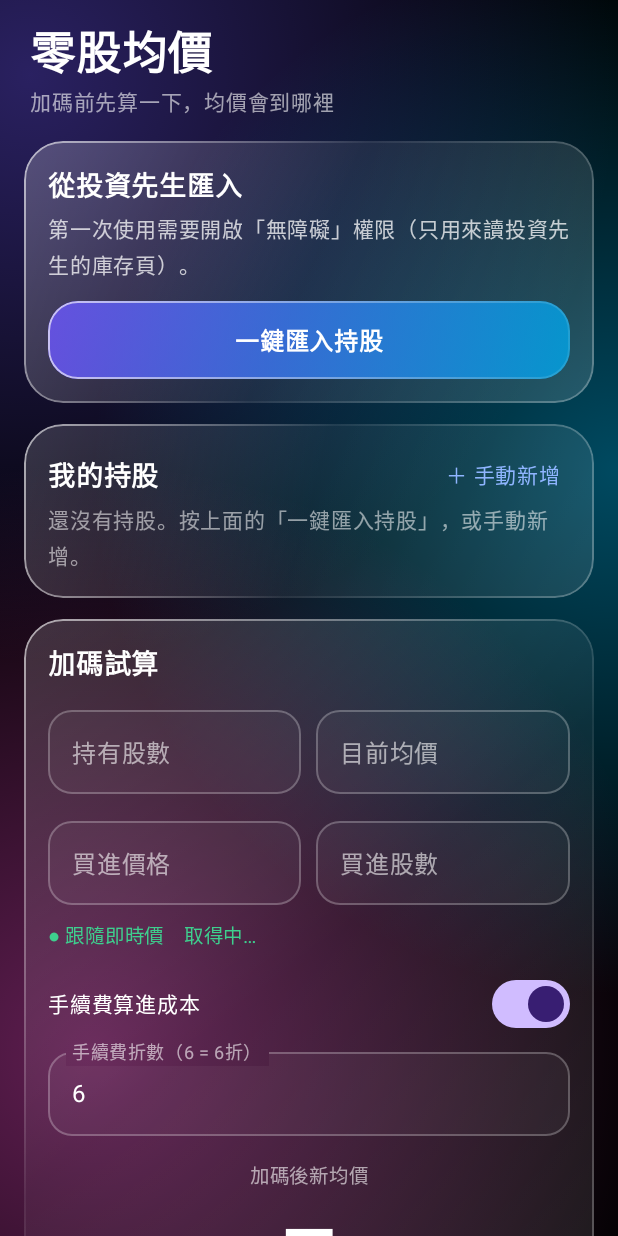
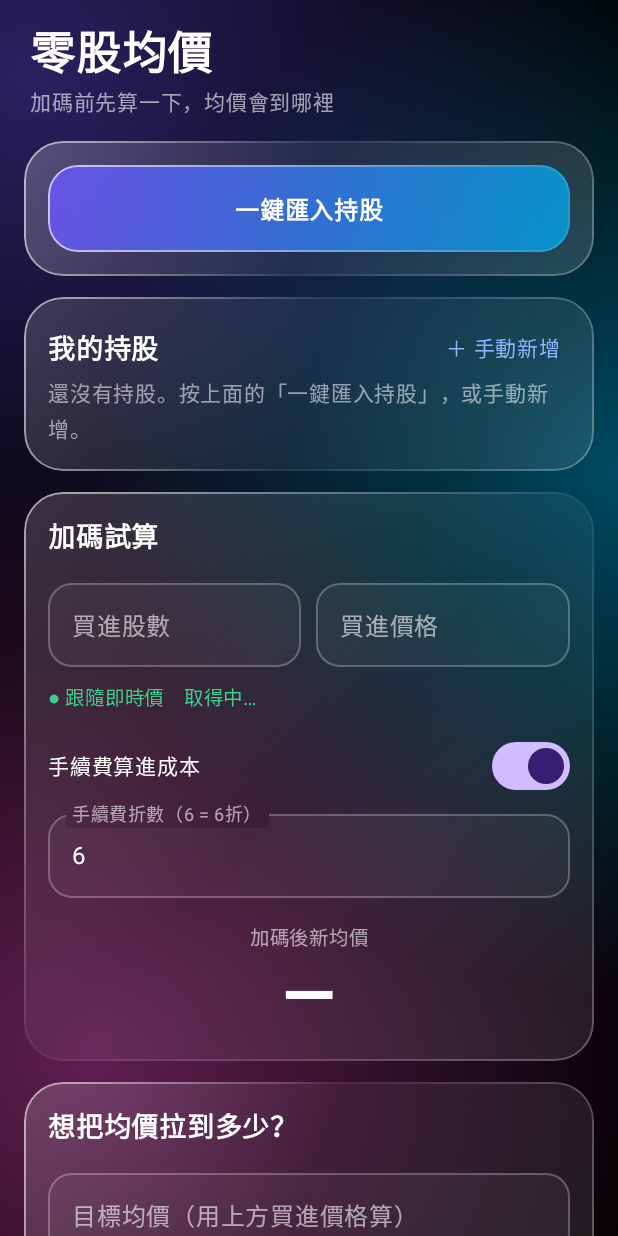
Before and after one commit to s124964743-glitch/stock-avg, an Android app built with Jetpack Compose: the screen it shows after launch (MainActivity), on a phone screen of 412 x 824 dp. Run offline under Robolectric (Android 15) with nearby library versions, the phone set to English and light mode, and no system bars; pictures from the network do not load.

Commit message:
加碼試算簡化：只留買進股數/價格（股數預設=持股、價格跟隨即時價）；匯入卡片縮小
Co-Authored-By: Claude Sonnet 5.5 <noreply@anthropic.com>
Claude-Session: https://claude.ai/code/session_01JHz7xpGUTKzABaYYpgPKTS

```diff
--- a/app/src/main/java/app/stockavg/MainActivity.kt
+++ b/app/src/main/java/app/stockavg/MainActivity.kt
@@ -97,8 +97,7 @@ fun App(tick: Int, resumed: Boolean) {
     var holdings by remember { mutableStateOf(Store.load(ctx)) }
     var svcOn by remember { mutableStateOf(Importer.serviceEnabled(ctx)) }
     var selKey by rememberSaveable { mutableStateOf("") }
-    var s0 by rememberSaveable { mutableStateOf("") }
-    var a0 by rememberSaveable { mutableStateOf("") }
+    var s1Edited by rememberSaveable { mutableStateOf(false) }
     var p1 by rememberSaveable { mutableStateOf("") }
     var s1 by rememberSaveable { mutableStateOf("") }
     var tgt by rememberSaveable { mutableStateOf("") }
@@ -117,10 +116,11 @@ fun App(tick: Int, resumed: Boolean) {
     var follow by rememberSaveable { mutableStateOf(true) }
 
     fun pick(h: Holding) {
-        if (selKey != h.key) follow = true
+        if (selKey != h.key) {
+            follow = true
+            s1Edited = false
+        }
         selKey = h.key
-        s0 = h.shares.toString()
-        a0 = plain(h.avg)
     }
 
     LaunchedEffect(tick) {
@@ -128,10 +128,7 @@ fun App(tick: Int, resumed: Boolean) {
         svcOn = Importer.serviceEnabled(ctx)
     }
     LaunchedEffect(holdings) {
-        if (holdings.isNotEmpty()) {
-            val cur = holdings.firstOrNull { it.key == selKey }
-            if (cur != null) pick(cur) else if (selKey.isEmpty()) pick(holdings[0])
-        }
+        if (holdings.isNotEmpty() && holdings.none { it.key == selKey }) pick(holdings[0])
     }
     LaunchedEffect(st) {
         if (st is ImportState.Done) {
@@ -175,6 +172,10 @@ fun App(tick: Int, resumed: Boolean) {
     // 買進價格跟隨即時價（按不按試算都一樣，隨時更新）
     val selH = holdings.firstOrNull { it.key == selKey }
     val live = selH?.let { prices[it.code] }
+    // 買進股數預設 = 目前持有股數（自己改過就不再自動帶入）
+    LaunchedEffect(selKey, selH?.shares) {
+        if (!s1Edited) s1 = selH?.shares?.toString() ?: ""
+    }
     LaunchedEffect(live?.price, follow, selKey) {
         if (follow && live != null) p1 = plain(live.price)
     }
@@ -197,8 +198,8 @@ fun App(tick: Int, resumed: Boolean) {
     }
 
     // ---- 計算 ----
-    val S0 = s0.d() ?: 0.0
-    val A0 = a0.d() ?: 0.0
+    val S0 = (selH?.shares ?: 0L).toDouble()
+    val A0 = selH?.avg ?: 0.0
     val P = p1.d()
     val X = s1.d()
     val D = disc.d() ?: 10.0
@@ -220,29 +221,14 @@ fun App(tick: Int, resumed: Boolean) {
 
         // ---- 匯入 ----
         Glass(Modifier.fillMaxWidth(), strong = true) {
-            val status = when (val s = st) {
-                is ImportState.Waiting -> "已打開投資先生。請登入並進入「庫存」頁，我會自動辨識。"
-                is ImportState.Reading -> "辨識中，已讀到 ${s.n} 檔…"
-                is ImportState.Done -> "已匯入成功，共 ${s.n} 檔。"
-                is ImportState.Failed -> s.msg
-                else -> if (!svcOn) "第一次使用需要開啟「無障礙」權限（只用來讀投資先生的庫存頁）。"
-                else "打開投資先生 → 登入 → 進入庫存頁，剩下交給我。"
+            val busyImport = st is ImportState.Waiting || st is ImportState.Reading
+            val label = when (val x = st) {
+                is ImportState.Waiting -> "等待庫存頁…　點此取消"
+                is ImportState.Reading -> "辨識中 ${x.n} 檔…　點此取消"
+                else -> "一鍵匯入持股"
             }
-            Text("從投資先生匯入", fontSize = 18.sp, fontWeight = FontWeight.SemiBold)
-            Spacer(Modifier.height(4.dp))
-            Text(status, color = Color.White.copy(alpha = 0.75f), fontSize = 14.sp)
-            val last = Store.lastImport(ctx)
-            if (last > 0 && st !is ImportState.Waiting && st !is ImportState.Reading) {
-                Text(
-                    "上次匯入：" + SimpleDateFormat("MM/dd HH:mm", Locale.TAIWAN).format(Date(last)),
-                    color = Color.White.copy(alpha = 0.45f), fontSize = 12.sp,
-                )
-            }
-            Spacer(Modifier.height(12.dp))
-            if (st is ImportState.Waiting || st is ImportState.Reading) {
-                GlassButton("取消", Modifier.fillMaxWidth()) { Importer.cancel(ctx) }
-            } else {
-                GlassButton("一鍵匯入持股", Modifier.fillMaxWidth(), primary = true) {
+            GlassButton(label, Modifier.fillMaxWidth().height(58.dp), primary = !busyImport) {
+                if (busyImport) Importer.cancel(ctx) else {
                     ImportBus.state.value = ImportState.Idle
                     startImport()
                 }
@@ -298,15 +284,16 @@ fun App(tick: Int, resumed: Boolean) {
         // ---- 計算機 ----
         Glass(Modifier.fillMaxWidth()) {
             Text("加碼試算", fontSize = 18.sp, fontWeight = FontWeight.SemiBold)
-            Spacer(Modifier.height(10.dp))
-            Row(horizontalArrangement = Arrangement.spacedBy(10.dp)) {
-                GField("持有股數", s0, { s0 = it }, Modifier.weight(1f), KeyboardType.Number)
-                GField("目前均價", a0, { a0 = it }, Modifier.weight(1f))
+            if (selH != null) {
+                Text(
+                    "${selH.title}　持有 ${String.format(Locale.US, "%,d", selH.shares)} 股　均價 ${f2(selH.avg)}",
+                    color = Color.White.copy(alpha = 0.6f), fontSize = 13.sp,
+                )
             }
             Spacer(Modifier.height(10.dp))
             Row(horizontalArrangement = Arrangement.spacedBy(10.dp)) {
+                GField("買進股數", s1, { s1 = it; s1Edited = true }, Modifier.weight(1f), KeyboardType.Number)
                 GField("買進價格", p1, { p1 = it; follow = false }, Modifier.weight(1f))
-                GField("買進股數", s1, { s1 = it }, Modifier.weight(1f), KeyboardType.Number)
             }
             Row(
                 Modifier
```
